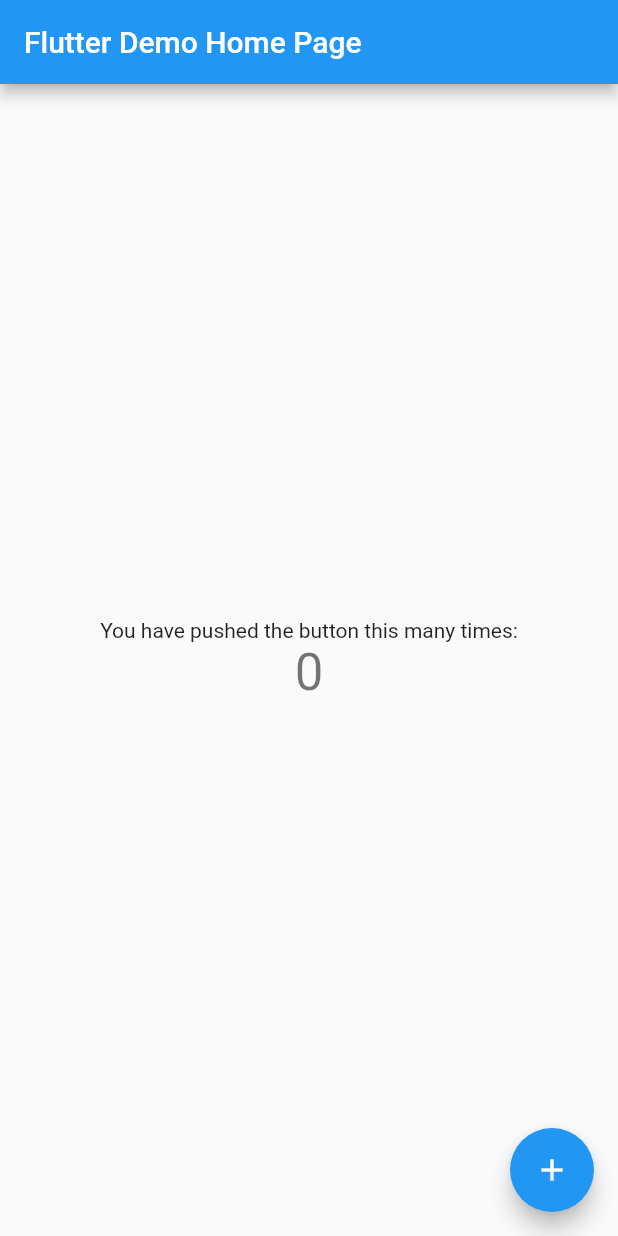
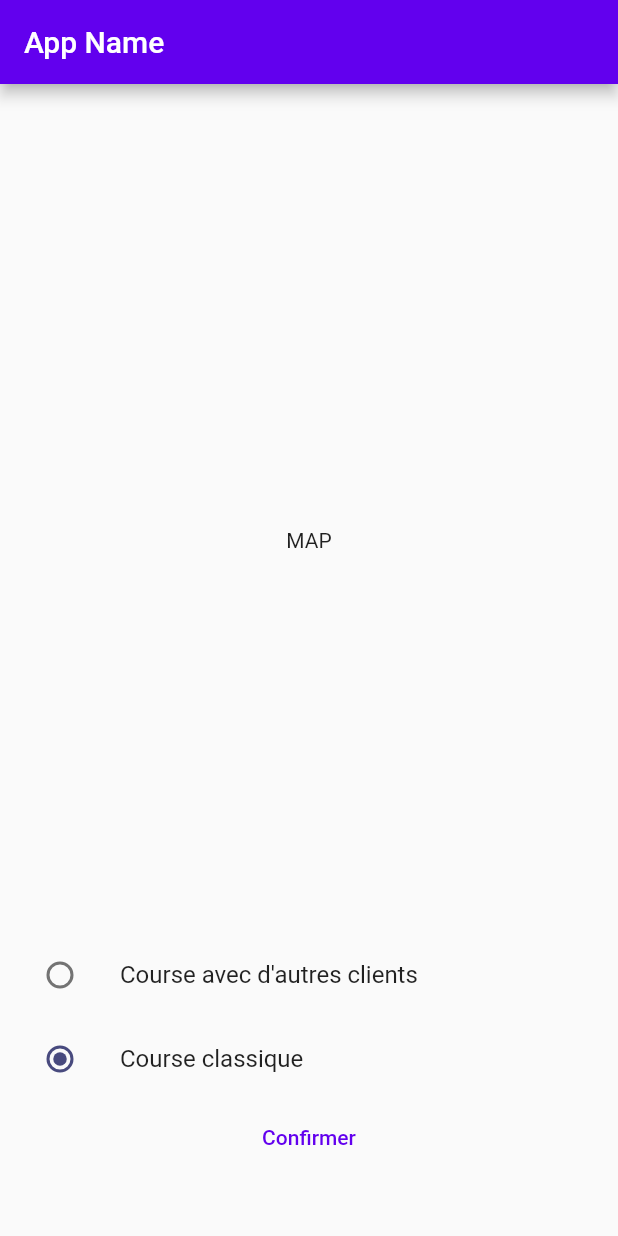
Before and after one commit to Mohamedbachir120/Client_VTC_PFE, a Flutter app: the screen it shows after launch, on a phone screen of 412 x 824 dp. Run offline on Flutter 3.47's test engine with Material 2 defaults, Android fonts, the phone set to English and light mode, and no system bars; our stand-ins replace bloc, equatable, flutter_bloc.

Commit message:
second commit

```diff
--- /dev/null
+++ b/lib/app.dart
@@ -0,0 +1,18 @@
+import 'package:flutter/material.dart';
+import 'package:test_client_vtc/view/search_page.dart';
+
+class App extends StatelessWidget {
+  @override
+  Widget build(BuildContext context) {
+    return MaterialApp(
+      title:'Multiclient test',
+      theme: ThemeData(
+        primaryColor: Color.fromRGBO(109, 234, 255, 1),
+        colorScheme: ColorScheme.light(
+          secondary: Color.fromRGBO(72, 74, 126, 1),
+        ),
+      ),
+      home: const SearchPage(),
+    );
+  }
+}
--- a/lib/main.dart
+++ b/lib/main.dart
@@ -1,115 +1,6 @@
 import 'package:flutter/material.dart';
+import 'package:test_client_vtc/app.dart';
 
 void main() {
-  runApp(const MyApp());
+  runApp( App());
 }
-
-class MyApp extends StatelessWidget {
-  const MyApp({Key? key}) : super(key: key);
-
-  // This widget is the root of your application.
-  @override
-  Widget build(BuildContext context) {
-    return MaterialApp(
-      title: 'Flutter Demo',
-      theme: ThemeData(
-        // This is the theme of your application.
-        //
-        // Try running your application with "flutter run". You'll see the
-        // application has a blue toolbar. Then, without quitting the app, try
-        // changing the primarySwatch below to Colors.green and then invoke
-        // "hot reload" (press "r" in the console where you ran "flutter run",
-        // or simply save your changes to "hot reload" in a Flutter IDE).
-        // Notice that the counter didn't reset back to zero; the application
-        // is not restarted.
-        primarySwatch: Colors.blue,
-      ),
-      home: const MyHomePage(title: 'Flutter Demo Home Page'),
-    );
-  }
-}
-
-class MyHomePage extends StatefulWidget {
-  const MyHomePage({Key? key, required this.title}) : super(key: key);
-
-  // This widget is the home page of your application. It is stateful, meaning
-  // that it has a State object (defined below) that contains fields that affect
-  // how it looks.
-
-  // This class is the configuration for the state. It holds the values (in this
-  // case the title) provided by the parent (in this case the App widget) and
-  // used by the build method of the State. Fields in a Widget subclass are
-  // always marked "final".
-
-  final String title;
-
-  @override
-  State<MyHomePage> createState() => _MyHomePageState();
-}
-
-class _MyHomePageState extends State<MyHomePage> {
-  int _counter = 0;
-
-  void _incrementCounter() {
-    setState(() {
-      // This call to setState tells the Flutter framework that something has
-      // changed in this State, which causes it to rerun the build method below
-      // so that the display can reflect the updated values. If we changed
-      // _counter without calling setState(), then the build method would not be
-      // called again, and so nothing would appear to happen.
-      _counter++;
-    });
-  }
-
-  @override
-  Widget build(BuildContext context) {
-    // This method is rerun every time setState is called, for instance as done
-    // by the _incrementCounter method above.
-    //
-    // The Flutter framework has been optimized to make rerunning build methods
-    // fast, so that you can just rebuild anything that needs updating rather
-    // than having to individually change instances of widgets.
-    return Scaffold(
-      appBar: AppBar(
-        // Here we take the value from the MyHomePage object that was created by
-        // the App.build method, and use it to set our appbar title.
-        title: Text(widget.title),
-      ),
-      body: Center(
-        // Center is a layout widget. It takes a single child and positions it
-        // in the middle of the parent.
-        child: Column(
-          // Column is also a layout widget. It takes a list of children and
-          // arranges them vertically. By default, it sizes itself to fit its
-          // children horizontally, and tries to be as tall as its parent.
-          //
-          // Invoke "debug painting" (press "p" in the console, choose the
-          // "Toggle Debug Paint" action from the Flutter Inspector in Android
-          // Studio, or the "Toggle Debug Paint" command in Visual Studio Code)
-          // to see the wireframe for each widget.
-          //
-          // Column has various properties to control how it sizes itself and
-          // how it positions its children. Here we use mainAxisAlignment to
-          // center the children vertically; the main axis here is the vertical
-          // axis because Columns are vertical (the cross axis would be
-          // horizontal).
-          mainAxisAlignment: MainAxisAlignment.center,
-          children: <Widget>[
-            const Text(
-              'You have pushed the button this many times:',
-            ),
-            Text(
-              '$_counter',
-              style: Theme.of(context).textTheme.headline4,
-            ),
-          ],
-        ),
-      ),
-      floatingActionButton: FloatingActionButton(
-        onPressed: _incrementCounter,
-        tooltip: 'Increment',
-        child: const Icon(Icons.add),
-      ), // This trailing comma makes auto-formatting nicer for build methods.
-    );
-  }
-}
--- a/lib/search/search_bloc.dart
+++ b/lib/search/search_bloc.dart
@@ -3,6 +3,7 @@
 import 'package:bloc/bloc.dart';
 import 'package:test_client_vtc/search/search_event.dart';
 import 'package:test_client_vtc/search/search_state.dart';
+import 'dart:math';
 
 class SearchBloc  extends Bloc <SearchEvent,SearchState>{
 
@@ -13,6 +14,7 @@
     on<SearchAcceptedAsFirstClient>(_onAcceptedAsFirstClient);
     on<SearchAcceptedAsNthClient>(_onAcceptedAsNthClient);
     on<SearchRejected>(_onRejected);
+    on<SearchCanceled>(_onCanceled);
 
 
   }
@@ -21,9 +23,24 @@
 
 
 
-  void _onStarted(SearchStarted event, Emitter<SearchState> emit) {
+  void _onStarted(SearchStarted event, Emitter<SearchState> emit) async{
+
 
     emit(Pending());
+
+    await  Future.delayed(const Duration(seconds: 3), () {
+        int nb = Random().nextInt(3);
+            switch(nb % 3){
+              case 0:add(SearchAcceptedAsFirstClient());break;
+              case 1:add(SearchTimedOut());break;
+              case 2:add(SearchAcceptedAsNthClient(rank: 3));break;
+            }
+
+
+
+
+
+        });
   }
 
   FutureOr<void> _onTimedOut(SearchTimedOut event, Emitter<SearchState> emit) {
@@ -32,14 +49,21 @@
   }
 
   FutureOr<void> _onAcceptedAsNthClient(SearchAcceptedAsNthClient event, Emitter<SearchState> emit) {
-    emit(FirstClient());
+    emit(NthClient());
+
   }
 
   FutureOr<void> _onAcceptedAsFirstClient(SearchAcceptedAsFirstClient event, Emitter<SearchState> emit) {
-    emit(NthClient());
+    emit(FirstClient());
+
   }
 
   FutureOr<void> _onRejected(SearchRejected event, Emitter<SearchState> emit) {
     emit(DriverNotFound());
   }
+
+  FutureOr<void> _onCanceled(SearchCanceled event, Emitter<SearchState> emit) {
+
+    emit(SearchIntial());
+  }
 }
--- a/lib/search/search_event.dart
+++ b/lib/search/search_event.dart
@@ -34,3 +34,7 @@
 class SearchRejected extends SearchEvent{
 
 }
+
+class SearchCanceled extends SearchEvent{
+
+}
--- /dev/null
+++ b/lib/view/search_page.dart
@@ -0,0 +1,143 @@
+import 'package:flutter/material.dart';
+import 'package:flutter_bloc/flutter_bloc.dart';
+import 'package:test_client_vtc/search/search_bloc.dart';
+import 'package:test_client_vtc/search/search_event.dart';
+import 'package:test_client_vtc/search/search_state.dart';
+
+class SearchPage extends StatelessWidget {
+  const SearchPage({Key? key}) : super(key: key);
+
+  @override
+  Widget build(BuildContext context) {
+    return BlocProvider(
+      create: (_) => SearchBloc(SearchIntial()),
+      child: const SearchView(),
+    );
+  }
+}
+
+enum DriveType { SOLO, MULTIPLE }
+
+class DynamicContent extends StatefulWidget {
+  const DynamicContent({Key? key}) : super(key: key);
+
+  @override
+  State<DynamicContent> createState() => _DynamicContent();
+}
+
+class _DynamicContent extends State<DynamicContent> {
+  DriveType _value = DriveType.SOLO;
+
+  @override
+  Widget build(BuildContext context) {
+    return BlocBuilder<SearchBloc, SearchState>(
+        buildWhen: (prev, state) => prev.runtimeType != state.runtimeType,
+        builder: (context, state) {
+          return Column(
+            children: [
+              if (state is SearchIntial) ...[
+                ListTile(
+                  title: const Text("Course avec d'autres clients"),
+                  leading: Radio(
+                    value: DriveType.MULTIPLE,
+                    groupValue: _value,
+                    onChanged: (value) {
+                      setState(() {
+                        _value = DriveType.MULTIPLE;
+                      });
+                    },
+                  ),
+                ),
+                ListTile(
+                  title: const Text('Course classique'),
+                  leading: Radio(
+                    value: DriveType.SOLO,
+                    groupValue: _value,
+                    onChanged: (value) {
+                      setState(() {
+                        _value = DriveType.SOLO;
+                      });
+                    },
+                  ),
+                ),
+                TextButton(
+                    onPressed: () {
+                      context.read<SearchBloc>().add(SearchStarted());
+                    },
+                    child: Text("Confirmer"))
+              ],
+              if (state is Pending) ...[
+                Center(child: Text("Recherche en cours ...")),
+                TextButton(
+                    onPressed: () {
+                      context.read<SearchBloc>().add(SearchCanceled());
+                    },
+                    child: Text("Annuler la course"))
+              ],
+              if (state is FirstClient) ...[
+                Center(
+                    child: Text(
+                  ''' Vous êtes le premier passager dans ce trajet ,
+             veuillez patientez  a fin de trouver d'autres passagers qui partage la même destination ''',
+                  textAlign: TextAlign.center,
+                )),
+              ],
+              if (state is NthClient) ...[
+
+                  Center(
+                    child: Text(
+                  ''' Driver infos ''',
+                  textAlign: TextAlign.center,
+                )),
+                  Center(
+                    child: Text(
+                  ''' Le chauffeur arrivera dans quelques instants''',
+                  textAlign: TextAlign.center,
+                )),
+
+              ],
+              if(state is DriverNotFound) ... [
+
+                Center(child: Text("Désolé aucun chaffeur n'a  été trouvé ")),
+                TextButton(onPressed: (){
+
+                  context.read<SearchBloc>().add(SearchCanceled());
+
+
+                }, child: Text("Réessayer"))
+
+
+
+              ]
+            ],
+          );
+        });
+  }
+}
+
+class SearchView extends StatelessWidget {
+  const SearchView({Key? key}) : super(key: key);
+  @override
+  Widget build(BuildContext context) {
+    return Scaffold(
+      appBar: AppBar(title: const Text('App Name')),
+      body: Stack(
+        children: [
+          Column(
+            mainAxisAlignment: MainAxisAlignment.center,
+            crossAxisAlignment: CrossAxisAlignment.center,
+            children: [
+              SizedBox(
+                height: MediaQuery.of(context).size.height - 300,
+                child: Center(child: Text("MAP")),
+              ),
+              Container(
+                child: Center(child: DynamicContent()),
+              ),
+            ],
+          ),
+        ],
+      ),
+    );
+  }
+}
```
Also changed, not shown: 1 other file.
